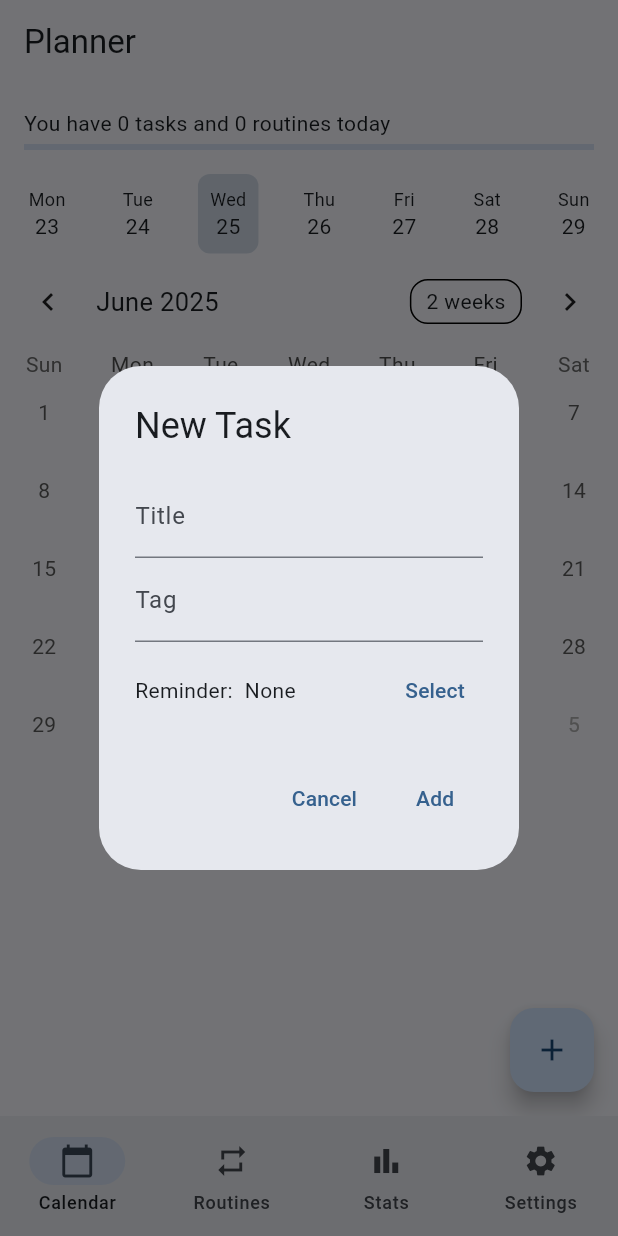
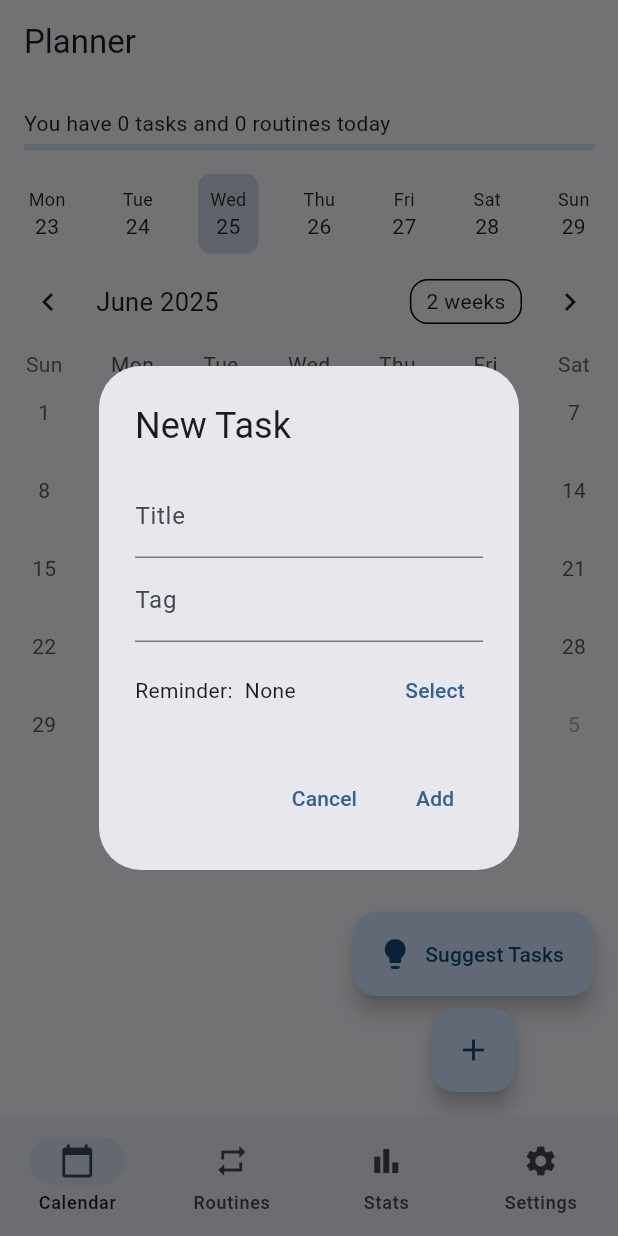
Before and after one commit to Cesi21/Life_Planner, a Flutter app: the screen it shows after launch, after a tap on the "add" icon, on a phone screen of 412 x 824 dp. Run offline on Flutter 3.47's test engine with Material 3 defaults, Android fonts, the phone set to English and light mode, and no system bars; drawn by our look-alikes of table_calendar; our stand-ins replace fl_chart, flutter_local_notifications, hive, hive_flutter, timezone; accounts and stored records are empty.

Commit message:
Add statistics page, routine tracking, suggestions, themes

```diff
--- a/lib/main.dart
+++ b/lib/main.dart
@@ -4,8 +4,9 @@ import 'models/task.dart';
 import 'models/routine.dart';
 import 'views/calendar_page.dart';
 import 'views/routine_page.dart';
-import 'views/stats_page.dart';
+import 'views/statistics_page.dart';
 import 'views/settings_page.dart';
+import 'models/app_theme.dart';
 import 'services/notification_service.dart';
 
 Future<void> main() async {
@@ -31,15 +32,21 @@ class PlannerApp extends StatelessWidget {
     return ValueListenableBuilder(
       valueListenable: settingsBox.listenable(),
       builder: (context, box, _) {
-        final dark = box.get('darkMode', defaultValue: false) as bool;
+        final theme = AppTheme.values[box.get('theme', defaultValue: 0) as int];
+        final customTheme = ThemeData(
+          useMaterial3: true,
+          colorScheme: ColorScheme.fromSeed(seedColor: Colors.deepPurple),
+          brightness: Brightness.light,
+        );
+        final lightTheme = ThemeData(
+          useMaterial3: true,
+          colorScheme: ColorScheme.fromSeed(seedColor: Colors.blue),
+          brightness: Brightness.light,
+        );
         return MaterialApp(
           title: 'Planner',
-          themeMode: dark ? ThemeMode.dark : ThemeMode.light,
-          theme: ThemeData(
-            useMaterial3: true,
-            colorScheme: ColorScheme.fromSeed(seedColor: Colors.blue),
-            brightness: Brightness.light,
-          ),
+          themeMode: theme == AppTheme.dark ? ThemeMode.dark : ThemeMode.light,
+          theme: theme == AppTheme.custom ? customTheme : lightTheme,
           darkTheme: ThemeData(
             useMaterial3: true,
             colorScheme: ColorScheme.fromSeed(
@@ -67,7 +74,7 @@ class _HomePageState extends State<HomePage> {
   final List<Widget> _pages = const [
     CalendarPage(),
     RoutinePage(),
-    StatsPage(),
+    StatisticsPage(),
     SettingsPage(),
   ];
 
--- /dev/null
+++ b/lib/models/app_theme.dart
@@ -0,0 +1 @@
+enum AppTheme { light, dark, custom }
--- a/lib/services/task_service.dart
+++ b/lib/services/task_service.dart
@@ -1,7 +1,8 @@
 import 'package:hive_flutter/hive_flutter.dart';
 import '../models/task.dart';
+import 'i_task_service.dart';
 
-class TaskService {
+class TaskService implements ITaskService {
   static const String boxName = 'tasks';
 
   Future<Box<Task>> _openBox() async {
@@ -34,4 +35,13 @@ class TaskService {
   Future<void> deleteTask(Task task) async {
     await task.delete();
   }
+
+  @override
+  Future<List<Task>> suggestTasks() async {
+    return [
+      Task(title: 'Suggested Task 1', date: DateTime.now()),
+      Task(title: 'Suggested Task 2', date: DateTime.now()),
+      Task(title: 'Suggested Task 3', date: DateTime.now()),
+    ];
+  }
 }
--- a/lib/views/calendar_page.dart
+++ b/lib/views/calendar_page.dart
@@ -2,6 +2,7 @@ import 'package:flutter/material.dart';
 import 'package:table_calendar/table_calendar.dart';
 import '../models/task.dart';
 import '../services/task_service.dart';
+import "../models/routine.dart";
 import '../services/routine_service.dart';
 import '../services/notification_service.dart';
 import '../widgets/task_tile.dart';
@@ -21,6 +22,8 @@ class _CalendarPageState extends State<CalendarPage> {
   DateTime? _selectedDay;
   List<Task> _tasks = [];
   int _routineCount = 0;
+  List<Routine> _routines = [];
+  final Map<int, bool> _routineDone = {};
   String? _selectedTag;
   List<String> _availableTags = [];
 
@@ -36,6 +39,10 @@ class _CalendarPageState extends State<CalendarPage> {
     final tasks = await _service.getTasksForDay(_selectedDay!, tag: _selectedTag);
     final all = await _service.getTasksForDay(_selectedDay!);
     final routines = await _routineService.getRoutinesForDay(_selectedDay!);
+    final Map<int, bool> doneMap = {};
+    for (final r in routines) {
+      doneMap[r.key as int] = await _routineService.isCompleted(r, _selectedDay!);
+    }
     final tags = <String>{};
     for (final t in all) {
       if (t.tag != null) tags.add(t.tag!);
@@ -43,6 +50,10 @@ class _CalendarPageState extends State<CalendarPage> {
     setState(() {
       _tasks = tasks;
       _routineCount = routines.length;
+      _routines = routines;
+      _routineDone
+        ..clear()
+        ..addAll(doneMap);
       _availableTags = tags.toList();
     });
   }
@@ -141,6 +152,42 @@ class _CalendarPageState extends State<CalendarPage> {
     );
   }
 
+  Widget _buildRoutineItem(Routine r) {
+    final done = _routineDone[r.key as int] ?? false;
+    return CheckboxListTile(
+      title: Text(r.title),
+      value: done,
+      onChanged: (val) async {
+        await _routineService.markCompleted(r, _selectedDay!, val ?? false);
+        _loadData();
+      },
+    );
+  }
+
+  Future<void> _showSuggestions() async {
+    final suggestions = await _service.suggestTasks();
+    if (!mounted) return;
+    showDialog(
+      context: context,
+      builder: (_) => AlertDialog(
+        title: const Text('Task Suggestions'),
+        content: Column(
+          mainAxisSize: MainAxisSize.min,
+          children: suggestions
+              .take(3)
+              .map((t) => ListTile(title: Text(t.title)))
+              .toList(),
+        ),
+        actions: [
+          TextButton(
+            onPressed: () => Navigator.pop(context),
+            child: const Text('Close'),
+          ),
+        ],
+      ),
+    );
+  }
+
 
 
   @override
@@ -216,14 +263,33 @@ class _CalendarPageState extends State<CalendarPage> {
           child: ListView(
             children: [
               ..._tasks.map(_buildTaskItem),
+              if (_routines.isNotEmpty)
+                const Padding(
+                  padding: EdgeInsets.symmetric(vertical: 8),
+                  child: Text('Routines', style: TextStyle(fontWeight: FontWeight.bold)),
+                ),
+              ..._routines.map(_buildRoutineItem),
             ],
             ),
           ),
         ],
       ),
-      floatingActionButton: FloatingActionButton(
-        onPressed: () => _openTaskForm(),
-        child: const Icon(Icons.add),
+      floatingActionButton: Column(
+        mainAxisSize: MainAxisSize.min,
+        children: [
+          FloatingActionButton.extended(
+            heroTag: 'suggest',
+            onPressed: _showSuggestions,
+            label: const Text('Suggest Tasks'),
+            icon: const Icon(Icons.lightbulb),
+          ),
+          const SizedBox(height: 8),
+          FloatingActionButton(
+            heroTag: 'add',
+            onPressed: () => _openTaskForm(),
+            child: const Icon(Icons.add),
+          ),
+        ],
       ),
     );
   }
--- a/lib/views/settings_page.dart
+++ b/lib/views/settings_page.dart
@@ -1,5 +1,6 @@
 import 'package:flutter/material.dart';
 import 'package:hive_flutter/hive_flutter.dart';
+import '../models/app_theme.dart';
 
 class SettingsPage extends StatefulWidget {
   const SettingsPage({super.key});
@@ -9,29 +10,46 @@ class SettingsPage extends StatefulWidget {
 }
 
 class _SettingsPageState extends State<SettingsPage> {
-  bool _darkMode = false;
+  AppTheme _theme = AppTheme.light;
 
   @override
   void initState() {
     super.initState();
     final box = Hive.box('settings');
-    _darkMode = box.get('darkMode', defaultValue: false);
+    _theme = AppTheme.values[box.get('theme', defaultValue: 0) as int];
   }
 
-  void _toggle(bool val) async {
+  void _setTheme(AppTheme val) async {
     final box = Hive.box('settings');
-    await box.put('darkMode', val);
-    setState(() => _darkMode = val);
+    await box.put('theme', val.index);
+    setState(() => _theme = val);
   }
 
   @override
   Widget build(BuildContext context) {
     return Scaffold(
       appBar: AppBar(title: const Text('Settings')),
-      body: SwitchListTile(
-        title: const Text('Dark Mode'),
-        value: _darkMode,
-        onChanged: _toggle,
+      body: Column(
+        children: [
+          RadioListTile<AppTheme>(
+            title: const Text('Light Theme'),
+            value: AppTheme.light,
+            groupValue: _theme,
+            onChanged: (val) => _setTheme(val!),
+          ),
+          RadioListTile<AppTheme>(
+            title: const Text('Dark Theme'),
+            value: AppTheme.dark,
+            groupValue: _theme,
+            onChanged: (val) => _setTheme(val!),
+          ),
+          RadioListTile<AppTheme>(
+            title: const Text('Custom Theme'),
+            value: AppTheme.custom,
+            groupValue: _theme,
+            onChanged: (val) => _setTheme(val!),
+          ),
+        ],
       ),
     );
   }
--- /dev/null
+++ b/lib/views/statistics_page.dart
@@ -0,0 +1,95 @@
+import 'package:flutter/material.dart';
+import 'package:fl_chart/fl_chart.dart';
+import '../services/task_service.dart';
+import '../services/routine_service.dart';
+import '../models/routine.dart';
+
+class StatisticsPage extends StatefulWidget {
+  const StatisticsPage({super.key});
+
+  @override
+  State<StatisticsPage> createState() => _StatisticsPageState();
+}
+
+class _StatisticsPageState extends State<StatisticsPage> {
+  final TaskService _taskService = TaskService();
+  final RoutineService _routineService = RoutineService();
+
+  Map<DateTime, double> _weekly = {};
+  Map<Routine, String> _routineStats = {};
+
+  @override
+  void initState() {
+    super.initState();
+    _load();
+  }
+
+  Future<void> _load() async {
+    final now = DateTime.now();
+    final Map<DateTime, double> completion = {};
+    final routines = await _routineService.getRoutines();
+    final Map<Routine, int> done = {for (var r in routines) r: 0};
+    final Map<Routine, int> total = {for (var r in routines) r: 0};
+    for (int i = 6; i >= 0; i--) {
+      final day = DateTime(now.year, now.month, now.day).subtract(Duration(days: i));
+      final tasks = await _taskService.getTasksForDay(day);
+      final dayRoutines = await _routineService.getRoutinesForDay(day);
+      int totalCount = tasks.length + dayRoutines.length;
+      int doneCount = tasks.where((t) => t.isCompleted).length;
+      for (final r in dayRoutines) {
+        final c = await _routineService.isCompleted(r, day);
+        if (c) done[r] = done[r]! + 1;
+        if (r.weekdays.contains(day.weekday)) total[r] = total[r]! + 1;
+        if (c) doneCount++;
+      }
+      completion[day] = totalCount == 0 ? 0 : doneCount / totalCount * 100;
+    }
+    final routineStats = {for (var r in routines) r: '${done[r]}/${total[r]}'};
+    setState(() {
+      _weekly = completion;
+      _routineStats = routineStats;
+    });
+  }
+
+  @override
+  Widget build(BuildContext context) {
+    return Scaffold(
+      appBar: AppBar(title: const Text('Statistics')),
+      body: ListView(
+        padding: const EdgeInsets.all(16),
+        children: [
+          SizedBox(
+            height: 200,
+            child: BarChart(
+              BarChartData(
+                maxY: 100,
+                alignment: BarChartAlignment.spaceAround,
+                titlesData: FlTitlesData(
+                  bottomTitles: AxisTitles(
+                    sideTitles: SideTitles(
+                      showTitles: true,
+                      getTitlesWidget: (value, meta) {
+                        final date = _weekly.keys.elementAt(value.toInt());
+                        return Text('${date.month}/${date.day}', style: const TextStyle(fontSize: 10));
+                      },
+                    ),
+                  ),
+                ),
+                barGroups: List.generate(_weekly.length, (index) {
+                  final percent = _weekly.values.elementAt(index);
+                  return BarChartGroupData(x: index, barRods: [BarChartRodData(toY: percent)]);
+                }),
+              ),
+            ),
+          ),
+          const SizedBox(height: 24),
+          const Text('Routine Consistency', style: TextStyle(fontSize: 16, fontWeight: FontWeight.bold)),
+          ..._routineStats.entries.map((e) => ListTile(
+                title: Text(e.key.title),
+                trailing: Text(e.value),
+              )),
+        ],
+      ),
+    );
+  }
+}
--- a/lib/views/stats_page.dart
+++ /dev/null
@@ -1,63 +0,0 @@
-import 'package:flutter/material.dart';
-import 'package:fl_chart/fl_chart.dart';
-import '../services/task_service.dart';
-//import '../models/task.dart';
-
-class StatsPage extends StatefulWidget {
-  const StatsPage({super.key});
-
-  @override
-  State<StatsPage> createState() => _StatsPageState();
-}
-
-class _StatsPageState extends State<StatsPage> {
-  final TaskService _service = TaskService();
-  Map<DateTime, int> _completed = {};
-
-  @override
-  void initState() {
-    super.initState();
-    _load();
-  }
-
-  Future<void> _load() async {
-    final now = DateTime.now();
-    final data = <DateTime, int>{};
-    for (int i = 6; i >= 0; i--) {
-      final day = DateTime(now.year, now.month, now.day).subtract(Duration(days: i));
-      final tasks = await _service.getTasksForDay(day);
-      data[day] = tasks.where((t) => t.isCompleted).length;
-    }
-    setState(() => _completed = data);
-  }
-
-  @override
-  Widget build(BuildContext context) {
-    return Scaffold(
-      appBar: AppBar(title: const Text('Stats')),
-      body: Padding(
-        padding: const EdgeInsets.all(16),
-        child: BarChart(
-          BarChartData(
-            alignment: BarChartAlignment.spaceAround,
-            titlesData: FlTitlesData(
-              bottomTitles: AxisTitles(
-                sideTitles: SideTitles(
-                  showTitles: true,
-                  getTitlesWidget: (value, meta) {
-                    final date = _completed.keys.elementAt(value.toInt());
-                    return Text('${date.month}/${date.day}', style: const TextStyle(fontSize: 10));
-                  },
-                ),
-              ),
-            ),
-            barGroups: List.generate(_completed.length, (index) {
-              final count = _completed.values.elementAt(index);
-              return BarChartGroupData(x: index, barRods: [BarChartRodData(toY: count.toDouble())]);
-            }),
-          ),
-        ),
-      ),
-    );
-  }
-}
--- a/pubspec.yaml
+++ b/pubspec.yaml
@@ -22,6 +22,8 @@ dev_dependencies:
   flutter_test:
     sdk: flutter
   flutter_lints: ^3.0.0
+  integration_test:
+    sdk: flutter
 
 flutter:
   uses-material-design: true
```
Also changed, not shown: lib/services/i_routine_service.dart (added, +11 -0 lines), lib/services/i_task_service.dart (added, +8 -0 lines), lib/services/routine_service.dart (+33 -1 lines), 4 other files.
